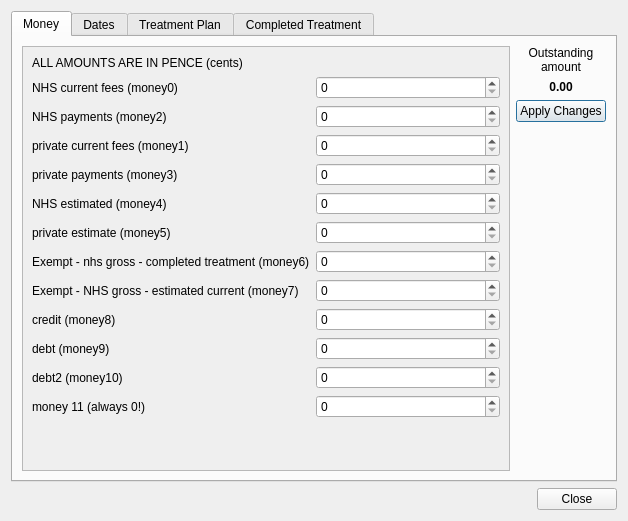
Old version of the form src/openmolar/qt-designer/record_tools.ui in the repository rowinggolfer/openmolar1.
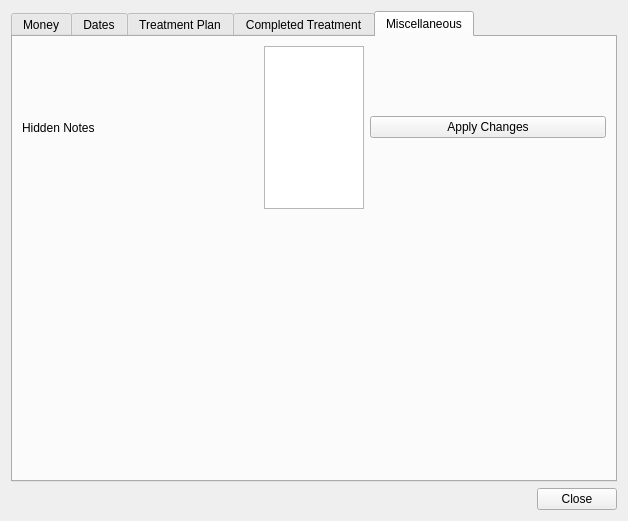
New version of the form. Icons and pictures are not drawn.

```diff
--- a/src/openmolar/qt-designer/record_tools.ui
+++ b/src/openmolar/qt-designer/record_tools.ui
@@ -17,7 +17,7 @@
    <item>
     <widget class="QTabWidget" name="tabWidget">
      <property name="currentIndex">
-      <number>0</number>
+      <number>4</number>
      </property>
      <widget class="QWidget" name="tab">
       <attribute name="title">
@@ -954,6 +954,54 @@
        </item>
       </layout>
      </widget>
+     <widget class="QWidget" name="tab_5">
+      <attribute name="title">
+       <string>Miscellaneous</string>
+      </attribute>
+      <layout class="QGridLayout" name="gridLayout_6">
+       <item row="0" column="0">
+        <widget class="QLabel" name="label_26">
+         <property name="text">
+          <string>Hidden Notes</string>
+         </property>
+        </widget>
+       </item>
+       <item row="0" column="2">
+        <widget class="QPushButton" name="hidden_notes_pushButton">
+         <property name="text">
+          <string>Apply Changes</string>
+         </property>
+         <property name="icon">
+          <iconset resource="../resources/resources.qrc">
+           <normaloff>:/button_ok.png</normaloff>:/button_ok.png</iconset>
+         </property>
+        </widget>
+       </item>
+       <item row="1" column="1">
+        <spacer name="verticalSpacer_7">
+         <property name="orientation">
+          <enum>Qt::Vertical</enum>
+         </property>
+         <property name="sizeHint" stdset="0">
+          <size>
+           <width>20</width>
+           <height>291</height>
+          </size>
+         </property>
+        </spacer>
+       </item>
+       <item row="0" column="1">
+        <widget class="QPlainTextEdit" name="hidden_notes_plainTextEdit">
+         <property name="maximumSize">
+          <size>
+           <width>100</width>
+           <height>16777215</height>
+          </size>
+         </property>
+        </widget>
+       </item>
+      </layout>
+     </widget>
     </widget>
    </item>
    <item>
```
